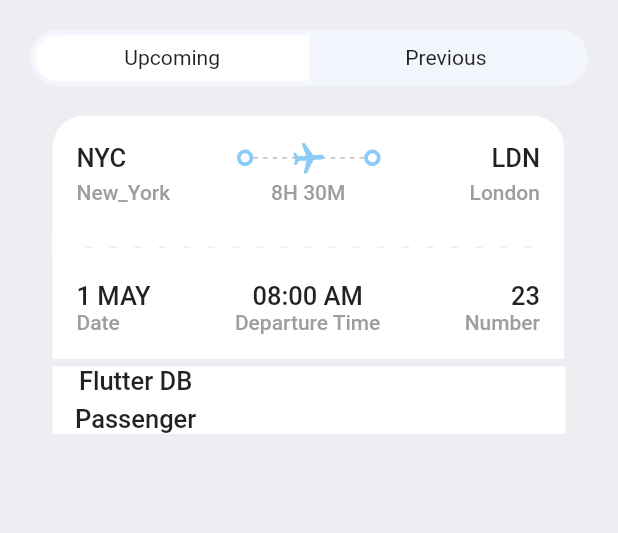
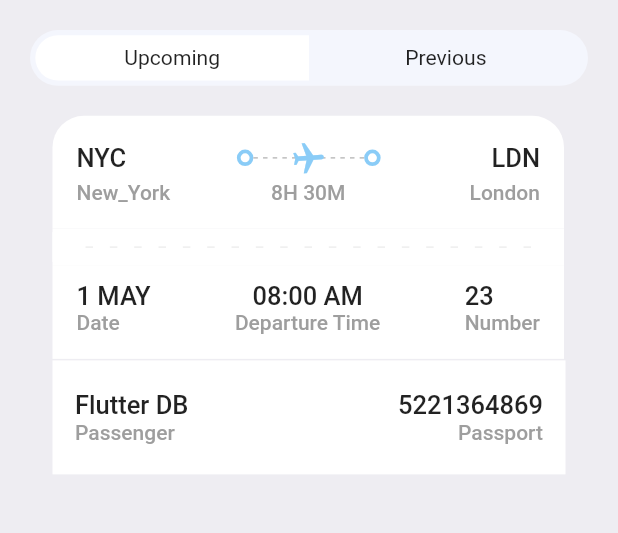
Before and after one commit to hetpatel4381/flight_ticket_booking_app, a Flutter app: the TicketScreen screen opened directly, on a phone screen of 412 x 824 dp, the part 135-668 px from its top. Run offline on Flutter 3.47's test engine with Material 2 defaults, Android fonts, the phone set to English and light mode, and no system bars; our stand-ins replace fluentui_icons, gap, get; missing offline and left inert: dart:ffi.

Commit message:
updating applayoutbuilderwidget

```diff
--- a/lib/screens/ticket_screen.dart
+++ b/lib/screens/ticket_screen.dart
@@ -1,6 +1,7 @@
 import 'package:book_tickets/screens/ticket_view.dart';
 import 'package:book_tickets/utils/app_info_list.dart';
 import 'package:book_tickets/utils/app_layout.dart';
+import 'package:book_tickets/widgets/column_layout.dart';
 import 'package:book_tickets/widgets/tickets_tabs.dart';
 import 'package:flutter/material.dart';
 import 'package:gap/gap.dart';
@@ -28,21 +29,19 @@ class TicketScreen extends StatelessWidget {
                 padding: EdgeInsets.only(left: AppLayout.getHeight(15)),
                 child: TicketView(ticket: ticketList[0], isColor: true,),
               ),
+              const SizedBox(height: 1,),
               Container(
                 color: Colors.white,
-                padding: const EdgeInsets.symmetric(horizontal: 15),
+                padding: const EdgeInsets.symmetric(horizontal: 15, vertical: 20),
                 margin: const EdgeInsets.symmetric(horizontal: 15),
                 child: Column(
                   children: [
                     Row(
-                      children: [
-                        Column(
-                          children: [
-                            Text("Flutter DB", style: Styles.headLineStyle3,),
-                            Gap(AppLayout.getHeight(5)),
-                            Text("Passenger", style: Styles.headLineStyle3,),
-                          ],
-                        ),
+                      mainAxisAlignment: MainAxisAlignment.spaceBetween,
+                      children: const [
+                        ColumnLayout(firstText: "Flutter DB", secondText: "Passenger", alignment: CrossAxisAlignment.start, isColor: false,),
+                        ColumnLayout(
+                            firstText: "5221364869", secondText: "Passport", alignment: CrossAxisAlignment.end, isColor: false,),
                       ],
                     ),
                   ],
--- a/lib/screens/ticket_view.dart
+++ b/lib/screens/ticket_view.dart
@@ -1,4 +1,5 @@
 import 'package:book_tickets/utils/app_layout.dart';
+import 'package:book_tickets/widgets/column_layout.dart';
 import 'package:flutter/material.dart';
 import 'package:gap/gap.dart';
 import 'package:get/get.dart';
@@ -18,7 +19,7 @@ class TicketView extends StatelessWidget {
     final size = AppLayout.getSize(context);
     return SizedBox(
       width: size.width * 0.85,
-      height: AppLayout.getHeight(GetPlatform.isAndroid == true? 167: 169),
+      height: AppLayout.getHeight(GetPlatform.isAndroid == true ? 162 : 169),
       child: Container(
         margin: EdgeInsets.only(right: AppLayout.getHeight(16)),
         child: Column(
@@ -39,12 +40,15 @@ class TicketView extends StatelessWidget {
                     children: [
                       Text(
                         ticket['from']['code'],
-                        style:
-                        isColor == null ?
-                            Styles.headLineStyle3.copyWith(color: Colors.white) : Styles.headLineStyle3,
+                        style: isColor == null
+                            ? Styles.headLineStyle3
+                                .copyWith(color: Colors.white)
+                            : Styles.headLineStyle3,
                       ),
                       Expanded(child: Container()),
-                      const ThickContainer(isColor: null,),
+                      const ThickContainer(
+                        isColor: null,
+                      ),
                       Expanded(
                           child: Stack(
                         children: [
@@ -65,7 +69,9 @@ class TicketView extends StatelessWidget {
                                               height: 1,
                                               child: DecoratedBox(
                                                 decoration: BoxDecoration(
-                                                    color: isColor == null ? Colors.white : Colors.grey.shade400),
+                                                    color: isColor == null
+                                                        ? Colors.white
+                                                        : Colors.grey.shade400),
                                               ),
                                             )));
                               },
@@ -76,18 +82,23 @@ class TicketView extends StatelessWidget {
                                 angle: 1.5,
                                 child: Icon(
                                   Icons.local_airport_outlined,
-                                  color: isColor == null ? Colors.white : const Color(0xFF8ACCF7),
+                                  color: isColor == null
+                                      ? Colors.white
+                                      : const Color(0xFF8ACCF7),
                                 )),
                           ),
                         ],
                       )),
-                      const ThickContainer(isColor: null,),
+                      const ThickContainer(
+                        isColor: null,
+                      ),
                       Expanded(child: Container()),
                       Text(
                         ticket['to']['code'],
-                        style:
-                        isColor == null?
-                            Styles.headLineStyle3.copyWith(color: Colors.white) : Styles.headLineStyle3,
+                        style: isColor == null
+                            ? Styles.headLineStyle3
+                                .copyWith(color: Colors.white)
+                            : Styles.headLineStyle3,
                       ),
                     ],
                   ),
@@ -99,26 +110,29 @@ class TicketView extends StatelessWidget {
                         width: AppLayout.getWidth(100),
                         child: Text(
                           ticket['from']['name'],
-                          style: isColor == null ?
-                          Styles.headLineStyle4
-                              .copyWith(color: Colors.white) : Styles.headLineStyle4,
+                          style: isColor == null
+                              ? Styles.headLineStyle4
+                                  .copyWith(color: Colors.white)
+                              : Styles.headLineStyle4,
                         ),
                       ),
                       Text(
                         ticket['flying_time'],
-                        style: isColor == null ?
-                        Styles.headLineStyle4.copyWith(
-                          color: Colors.white,
-                        ) : Styles.headLineStyle4,
+                        style: isColor == null
+                            ? Styles.headLineStyle4.copyWith(
+                                color: Colors.white,
+                              )
+                            : Styles.headLineStyle4,
                       ),
                       SizedBox(
                         width: AppLayout.getWidth(100),
                         child: Text(
                           ticket['to']['name'],
                           textAlign: TextAlign.end,
-                          style: isColor == null ?
-                           Styles.headLineStyle4
-                              .copyWith(color: Colors.white) : Styles.headLineStyle4,
+                          style: isColor == null
+                              ? Styles.headLineStyle4
+                                  .copyWith(color: Colors.white)
+                              : Styles.headLineStyle4,
                         ),
                       ),
                     ],
@@ -135,7 +149,9 @@ class TicketView extends StatelessWidget {
                     width: AppLayout.getWidth(10),
                     child: DecoratedBox(
                       decoration: BoxDecoration(
-                        color: isColor == null ? Colors.grey.shade200 : Colors.white ,
+                        color: isColor == null
+                            ? Colors.grey.shade200
+                            : Colors.white,
                         borderRadius: BorderRadius.only(
                           topRight: Radius.circular(AppLayout.getHeight(10)),
                           bottomRight: Radius.circular(AppLayout.getHeight(10)),
@@ -160,7 +176,9 @@ class TicketView extends StatelessWidget {
                                     height: 1,
                                     child: DecoratedBox(
                                       decoration: BoxDecoration(
-                                        color: isColor == null ?  Colors.white : Colors.grey.shade200,
+                                        color: isColor == null
+                                            ? Colors.white
+                                            : Colors.grey.shade200,
                                       ),
                                     ),
                                   )),
@@ -173,7 +191,9 @@ class TicketView extends StatelessWidget {
                     width: AppLayout.getWidth(10),
                     child: DecoratedBox(
                       decoration: BoxDecoration(
-                        color: isColor == null ? Colors.grey.shade300 : Colors.white,
+                        color: isColor == null
+                            ? Colors.grey.shade300
+                            : Colors.white,
                         borderRadius: BorderRadius.only(
                           topLeft: Radius.circular(AppLayout.getHeight(10)),
                           bottomLeft: Radius.circular(AppLayout.getHeight(10)),
@@ -198,59 +218,23 @@ class TicketView extends StatelessWidget {
                   Row(
                     mainAxisAlignment: MainAxisAlignment.spaceBetween,
                     children: [
-                      Column(
-                        crossAxisAlignment: CrossAxisAlignment.start,
-                        children: [
-                          Text(
-                            ticket['date'],
-                            style: isColor == null ?
-                            Styles.headLineStyle3
-                                .copyWith(color: Colors.white) : Styles.headLineStyle3,
-                          ),
-                          Text(
-                            'Date',
-                            style:isColor == null ?
-                             Styles.headLineStyle4
-                                .copyWith(color: Colors.white) : Styles.headLineStyle4,
-                          ),
-                        ],
+                      ColumnLayout(
+                        firstText: ticket['date'],
+                        secondText: "Date",
+                        alignment: CrossAxisAlignment.start,
+                        isColor: false,
                       ),
-                      Column(
-                        children: [
-                          Text(
-                            ticket['departure_time'],
-                            style: isColor == null
-                                ? Styles.headLineStyle3
-                                    .copyWith(color: Colors.white)
-                                : Styles.headLineStyle3,
-                          ),
-                          Text(
-                            'Departure Time',
-                            style: isColor == null
-                                ? Styles.headLineStyle4
-                                    .copyWith(color: Colors.white)
-                                : Styles.headLineStyle4,
-                          ),
-                        ],
+                      ColumnLayout(
+                        firstText: ticket['departure_time'],
+                        secondText: "Departure Time",
+                        alignment: CrossAxisAlignment.center,
+                        isColor: false,
                       ),
-                      Column(
-                        crossAxisAlignment: CrossAxisAlignment.end,
-                        children: [
-                          Text(
-                            ticket['number'].toString(),
-                            style: isColor == null
-                                ? Styles.headLineStyle3
-                                    .copyWith(color: Colors.white)
-                                : Styles.headLineStyle3,
-                          ),
-                          Text(
-                            'Number',
-                            style: isColor == null
-                                ? Styles.headLineStyle4
-                                    .copyWith(color: Colors.white)
-                                : Styles.headLineStyle4,
-                          ),
-                        ],
+                      ColumnLayout(
+                        firstText: ticket['number'].toString(),
+                        secondText: "Number",
+                        alignment: CrossAxisAlignment.start,
+                        isColor: false,
                       ),
                     ],
                   ),
--- /dev/null
+++ b/lib/widgets/column_layout.dart
@@ -0,0 +1,43 @@
+import 'package:flutter/material.dart';
+import 'package:flutter/src/widgets/framework.dart';
+import 'package:flutter/src/widgets/placeholder.dart';
+import 'package:gap/gap.dart';
+
+import '../utils/app_layout.dart';
+import '../utils/app_styles.dart';
+
+class ColumnLayout extends StatelessWidget {
+  final CrossAxisAlignment alignment;
+  final String firstText;
+  final String secondText;
+  final bool? isColor;
+  const ColumnLayout(
+      {super.key,
+      required this.firstText,
+      required this.secondText,
+      required this.alignment,
+      this.isColor,
+      });
+
+  @override
+  Widget build(BuildContext context) {
+    return Column(
+      crossAxisAlignment: alignment,
+      children: [
+        Text(
+          firstText,
+          style: isColor == null ?
+                            Styles.headLineStyle3
+                                .copyWith(color: Colors.white) : Styles.headLineStyle3,
+        ),
+        Gap(AppLayout.getHeight(0)),
+        Text(
+          secondText,
+          style: isColor == null ?
+                             Styles.headLineStyle4
+                                .copyWith(color: Colors.white) : Styles.headLineStyle4,
+        ),
+      ],
+    );
+  }
+}
--- /dev/null
+++ b/lib/widgets/layout_builder_widget.dart
@@ -0,0 +1,31 @@
+import 'package:flutter/material.dart';
+import 'package:flutter/src/widgets/framework.dart';
+import 'package:flutter/src/widgets/placeholder.dart';
+
+class AppLayoutBuilderWidget extends StatelessWidget {
+  final bool? isColor;
+  const AppLayoutBuilderWidget({super.key, this.isColor});
+
+  @override
+  Widget build(BuildContext context) {
+    return LayoutBuilder(
+      builder: (BuildContext context, BoxConstraints constraints) {
+        return Flex(
+            mainAxisAlignment: MainAxisAlignment.spaceBetween,
+            direction: Axis.horizontal,
+            children: List.generate(
+                (constraints.constrainWidth() / 6).floor(),
+                (index) => SizedBox(
+                      width: 3,
+                      height: 1,
+                      child: DecoratedBox(
+                        decoration: BoxDecoration(
+                            color: isColor == null
+                                ? Colors.white
+                                : Colors.grey.shade400),
+                      ),
+                    )));
+      },
+    );
+  }
+}
```
